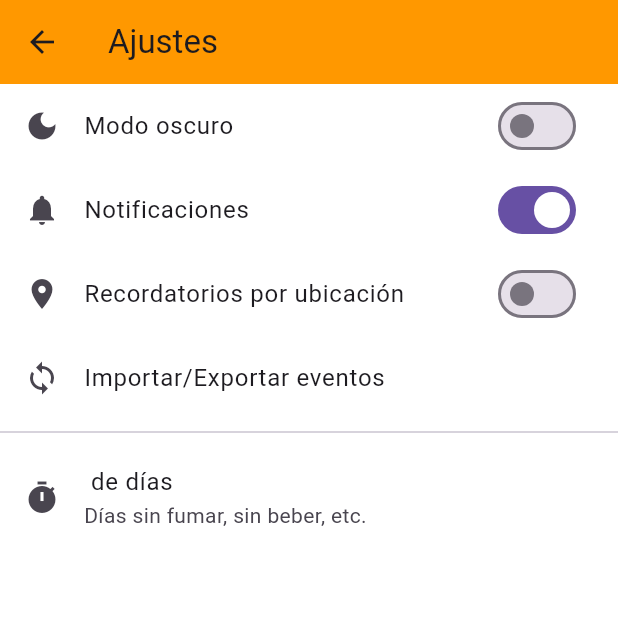
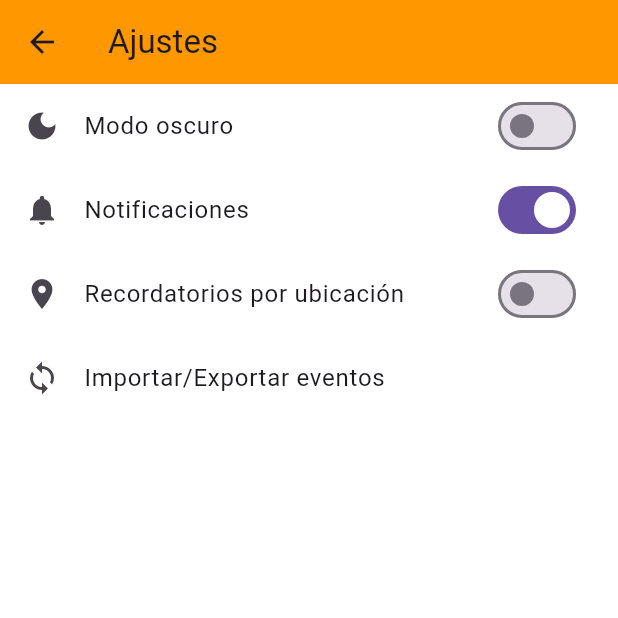
Before and after one commit to Carfer0410/-cuanto-falta-, a Flutter app: the screen it shows after launch, after a tap on the "settings" icon, on a phone screen of 412 x 824 dp, the top half of it. Run offline on Flutter 3.47's test engine with Material 3 defaults, Android fonts, the phone set to English and light mode, and no system bars; our stand-ins replace shared_preferences, sqflite; accounts and stored records are empty.

Commit message:
puliendo detalles pantalla principal #14

```diff
--- a/lib/settings_page.dart
+++ b/lib/settings_page.dart
@@ -1,5 +1,4 @@
 import 'package:flutter/material.dart';
-import 'counters_page.dart';
 
 class SettingsPage extends StatelessWidget {
   final ThemeMode themeMode;
@@ -49,18 +48,6 @@ class SettingsPage extends StatelessWidget {
               // TODO: implementar funcionalidad
             },
           ),
-          const Divider(),
-          ListTile(
-            leading: const Icon(Icons.timer),
-            title: const Text(' de días'),
-            subtitle: const Text('Días sin fumar, sin beber, etc.'),
-            onTap: () {
-              Navigator.push(
-                context,
-                MaterialPageRoute(builder: (context) => const CountersPage()),
-              );
-            },
-          ),
         ],
       ),
     );
```
